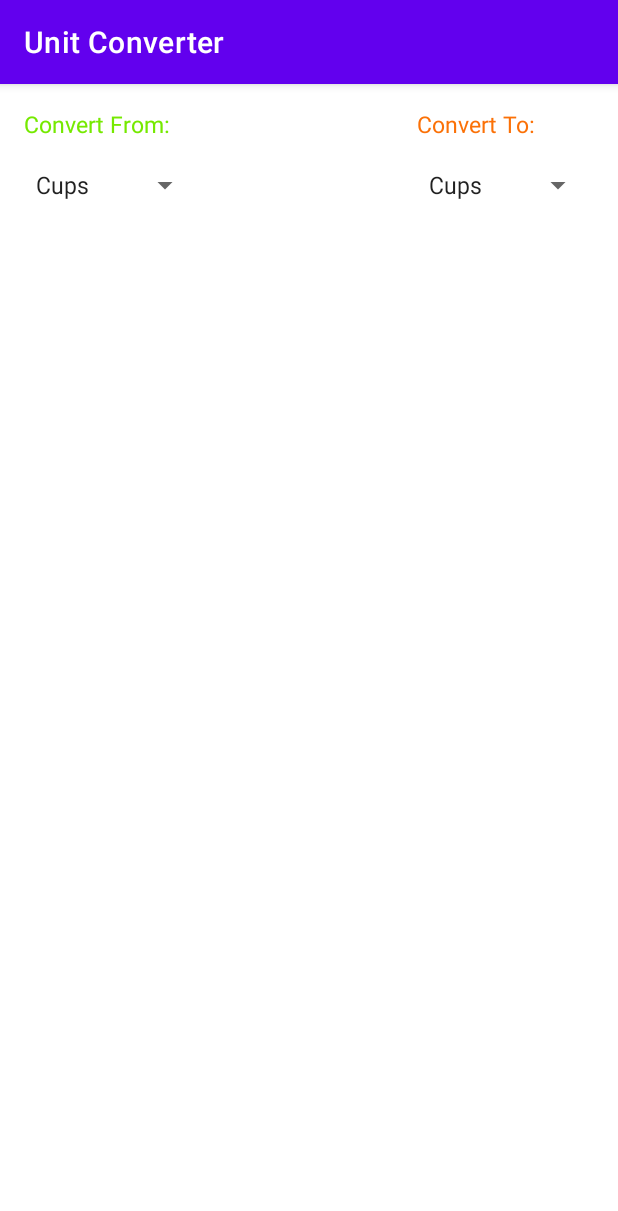
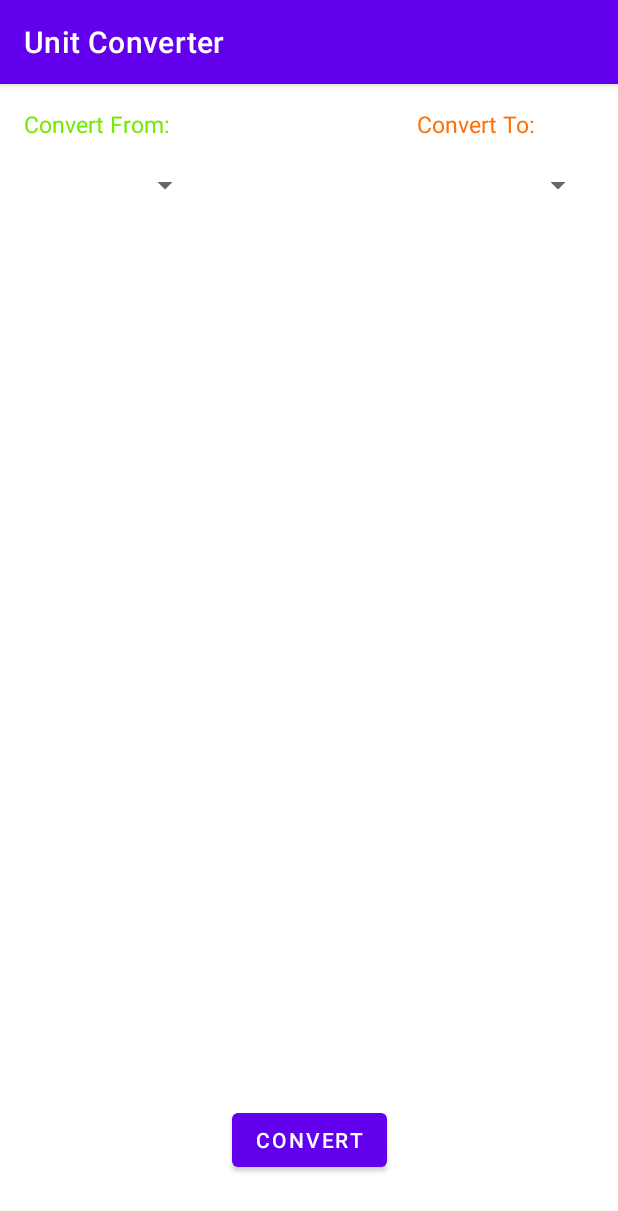
Before and after one commit to Elale1984/UnitConverter, an Android app: the screen it shows after launch (MainActivity), on a phone screen of 412 x 824 dp. Shown: the top 1211 px of the screen. Run offline under Robolectric (Android 15) with nearby library versions, the phone set to English and light mode, and no system bars.

Commit message:
Added convert button. Testing items selection and grabing the items.

```diff
--- a/app/src/main/java/com/headyapps/unitconverter/MainActivity.kt
+++ b/app/src/main/java/com/headyapps/unitconverter/MainActivity.kt
@@ -17,8 +17,7 @@ class MainActivity : AppCompatActivity() {
         //setting convert from spinner
         convert_from_units.onItemSelectedListener = object : AdapterView.OnItemSelectedListener {
             override fun onItemSelected(parent: AdapterView<*>?, view: View?, position: Int, id: Long) {
-                Toast.makeText(this@MainActivity, resources.getStringArray(R.array.start_con_array)[position], Toast.LENGTH_SHORT)
-                    .show()
+
             }
             override fun onNothingSelected(parent: AdapterView<*>?) {
             }
@@ -26,11 +25,30 @@ class MainActivity : AppCompatActivity() {
         //setting convert to spinner
         convert_to_units.onItemSelectedListener = object : AdapterView.OnItemSelectedListener {
             override fun onItemSelected(parent: AdapterView<*>?, view: View?, position: Int, id: Long) {
-                Toast.makeText(this@MainActivity, resources.getStringArray(R.array.start_con_array)[position], Toast.LENGTH_SHORT)
-                    .show()
+
             }
             override fun onNothingSelected(parent: AdapterView<*>?) {
             }
         }
+
+
+        btn_convert.setOnClickListener { convertUnits(convert_from_units.selectedItem, convert_to_units.selectedItem) }
+
     }
+// This method handles the conversion based on the selected items from the convert_from_units and the convert_to_units
+    private fun convertUnits(selectedItem: Any?, selectedItem1: Any?) {
+
+        var unitsFrom = selectedItem;
+        var unitsTo = selectedItem1;
+
+        when (unitsFrom) {
+            "Cups" ->
+                when (unitsTo) {
+                    "Gallons" -> Toast.makeText(this@MainActivity, "Convert to $unitsFrom to $unitsTo", Toast.LENGTH_SHORT).show()
+                }
+        }
+
+    }
+
+
 }
--- a/app/src/main/res/layout/activity_main.xml
+++ b/app/src/main/res/layout/activity_main.xml
@@ -58,4 +58,14 @@
 
     </Spinner>
 
+    <Button
+        android:id="@+id/btn_convert"
+        android:layout_width="wrap_content"
+        android:layout_height="wrap_content"
+        android:layout_marginBottom="24dp"
+        android:text="Convert"
+        app:layout_constraintBottom_toBottomOf="parent"
+        app:layout_constraintEnd_toEndOf="parent"
+        app:layout_constraintStart_toStartOf="parent" />
+
 </androidx.constraintlayout.widget.ConstraintLayout>
--- a/app/src/main/res/values/strings.xml
+++ b/app/src/main/res/values/strings.xml
@@ -2,6 +2,7 @@
     <string name="app_name">Unit Converter</string>
 
     <string-array name="start_con_array">
+        <item></item>
         <item>Cups</item>
         <item>Ounces</item>
         <item>Gallons</item>
```
